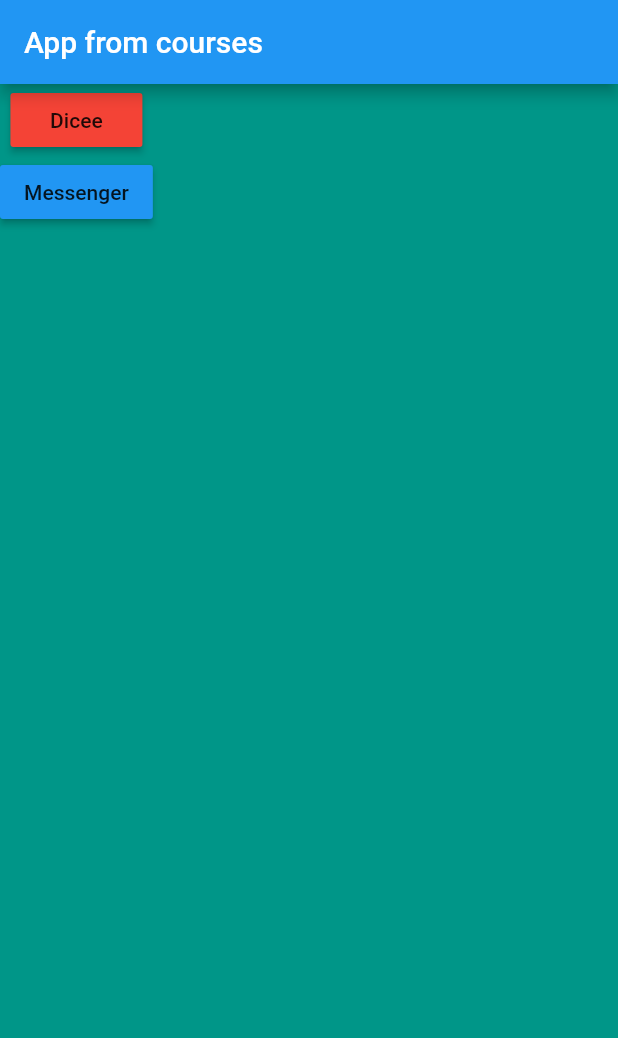
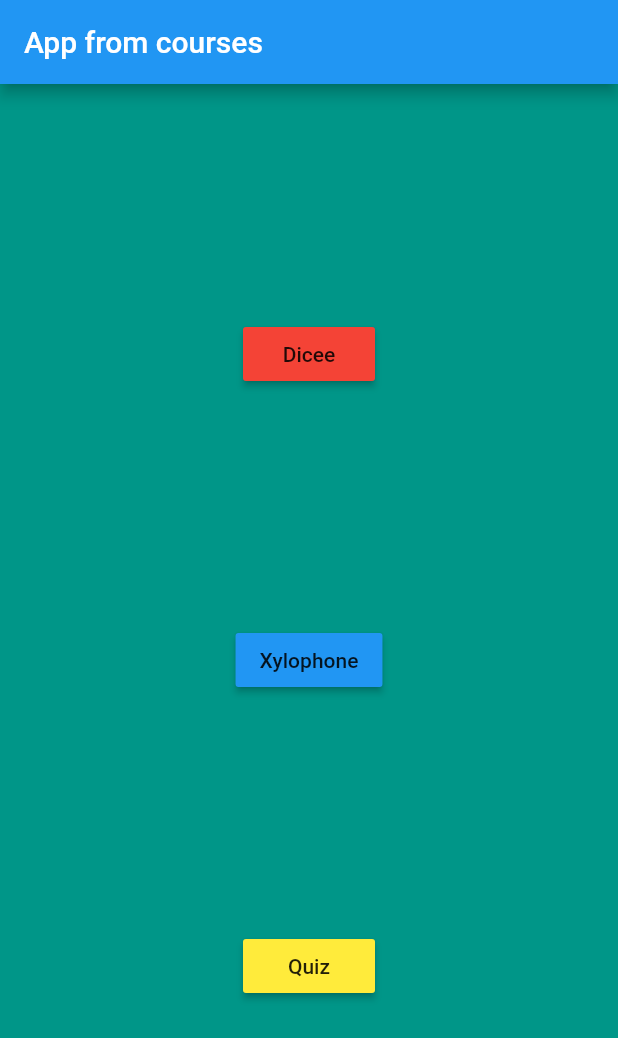
Before and after one commit to gbessa/flutter_toolbox, a Flutter app: the screen it shows after launch, after a tap on "Course Apps", on a phone screen of 412 x 824 dp. Shown: the top 1038 px of the screen. Run offline on Flutter 3.47's test engine with Material 2 defaults, Android fonts, the phone set to English and light mode, and no system bars; our stand-ins replace camera.

Commit message:
more from udemy

```diff
--- a/lib/screens/clone_apps.dart
+++ b/lib/screens/clones/clone_apps.dart
@@ -1,7 +1,7 @@
 import 'package:flutter/material.dart';
-import 'package:flutter_toolbox/screens/clone_messenger.dart';
+import 'package:flutter_toolbox/screens/clones/clone_messenger.dart';
 
-import 'app_dicee.dart';
+import '../course/app_dicee.dart';
 
 void main() {
   runApp(
--- /dev/null
+++ b/lib/screens/course/course_apps.dart
@@ -0,0 +1,64 @@
+import 'package:flutter/material.dart';
+import 'package:flutter_toolbox/screens/clones/clone_messenger.dart';
+
+import 'app_dicee.dart';
+import 'app_quiz.dart';
+import 'app_xylophone.dart';
+
+void main() {
+  runApp(
+    CourseAppsScreen(),
+  );
+}
+
+class CourseAppsScreen extends StatelessWidget {
+  @override
+  Widget build(BuildContext context) {
+    return MaterialApp(
+      home: Scaffold(
+          appBar: AppBar(title: const Text('App from courses')),
+          body: Center(
+            child: Column(
+              mainAxisAlignment: MainAxisAlignment.spaceEvenly,
+              children: <Widget>[
+                RaisedButton(
+                  onPressed: () {
+                    Navigator.push(
+                      context,
+                      MaterialPageRoute(builder: (context) => AppDiceeScreen()),
+                    );
+                  },
+                  child: Text('Dicee'),
+                  color: Colors.red,
+                  splashColor: Colors.redAccent,
+                ),
+                RaisedButton(
+                  onPressed: () {
+                    Navigator.push(
+                      context,
+                      MaterialPageRoute(
+                          builder: (context) => XylophoneScreen()),
+                    );
+                  },
+                  child: Text('Xylophone'),
+                  color: Colors.blue,
+                  splashColor: Colors.blueGrey,
+                ),
+                RaisedButton(
+                  onPressed: () {
+                    Navigator.push(
+                      context,
+                      MaterialPageRoute(builder: (context) => Quizzler()),
+                    );
+                  },
+                  child: Text('Quiz'),
+                  color: Colors.yellow,
+                  splashColor: Colors.blueGrey,
+                ),
+              ],
+            ),
+          ),
+          backgroundColor: Colors.teal),
+    );
+  }
+}
--- a/lib/screens/course_apps.dart
+++ /dev/null
@@ -1,48 +0,0 @@
-import 'package:flutter/material.dart';
-import 'package:flutter_toolbox/screens/clone_messenger.dart';
-
-import 'app_dicee.dart';
-
-void main() {
-  runApp(
-    CourseAppsScreen(),
-  );
-}
-
-class CourseAppsScreen extends StatelessWidget {
-  @override
-  Widget build(BuildContext context) {
-    return MaterialApp(
-      home: Scaffold(
-          appBar: AppBar(title: const Text('App from courses')),
-          body: Column(
-            children: <Widget>[
-              RaisedButton(
-                onPressed: () {
-                  Navigator.push(
-                    context,
-                    MaterialPageRoute(builder: (context) => AppDiceeScreen()),
-                  );
-                },
-                child: Text('Dicee'),
-                color: Colors.red,
-                splashColor: Colors.redAccent,
-              ),
-              RaisedButton(
-                onPressed: () {
-                  Navigator.push(
-                    context,
-                    MaterialPageRoute(
-                        builder: (context) => CloneMessengerScreen()),
-                  );
-                },
-                child: Text('Messenger'),
-                color: Colors.blue,
-                splashColor: Colors.redAccent,
-              ),
-            ],
-          ),
-          backgroundColor: Colors.teal),
-    );
-  }
-}
```
Also changed, not shown: lib/screens/blanc_screen.dart (added, +17 -0 lines), lib/screens/course/app_quiz.dart (added, +126 -0 lines), lib/screens/course/app_xylophone.dart (added, +43 -0 lines), lib/screens/home.dart (+6 -6 lines), lib/screens/clones/clone_messenger.dart (renamed from lib/screens/clone_messenger.dart), lib/screens/course/app_dicee.dart (renamed from lib/screens/app_dicee.dart), lib/screens/utils/async_await.dart (renamed from lib/screens/async_await.dart), lib/screens/utils/auth_requests.dart (renamed from lib/screens/auth_requests.dart), lib/screens/utils/http_fetch.dart (renamed from lib/screens/http_fetch.dart), lib/screens/utils/local_storage.dart (renamed from lib/screens/local_storage.dart), lib/screens/utils/take_picture.dart (renamed from lib/screens/take_picture.dart), lib/screens/utils/web_socket.dart (renamed from lib/screens/web_socket.dart).
